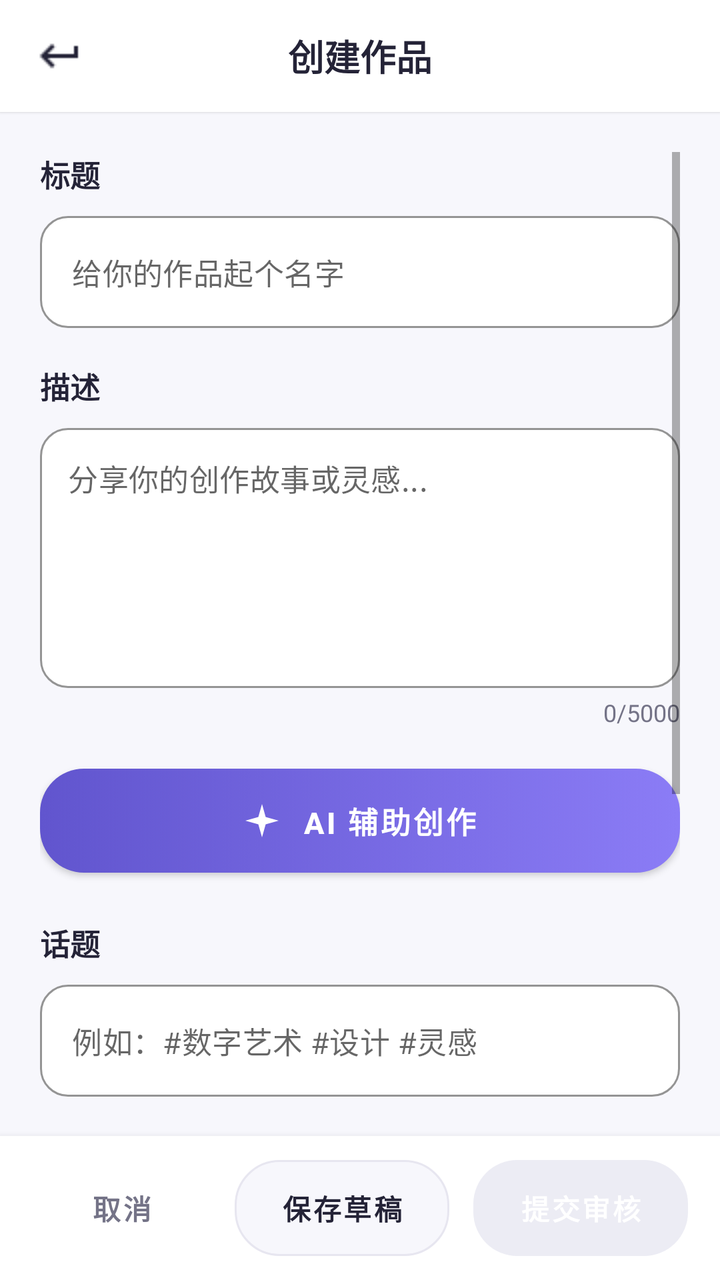
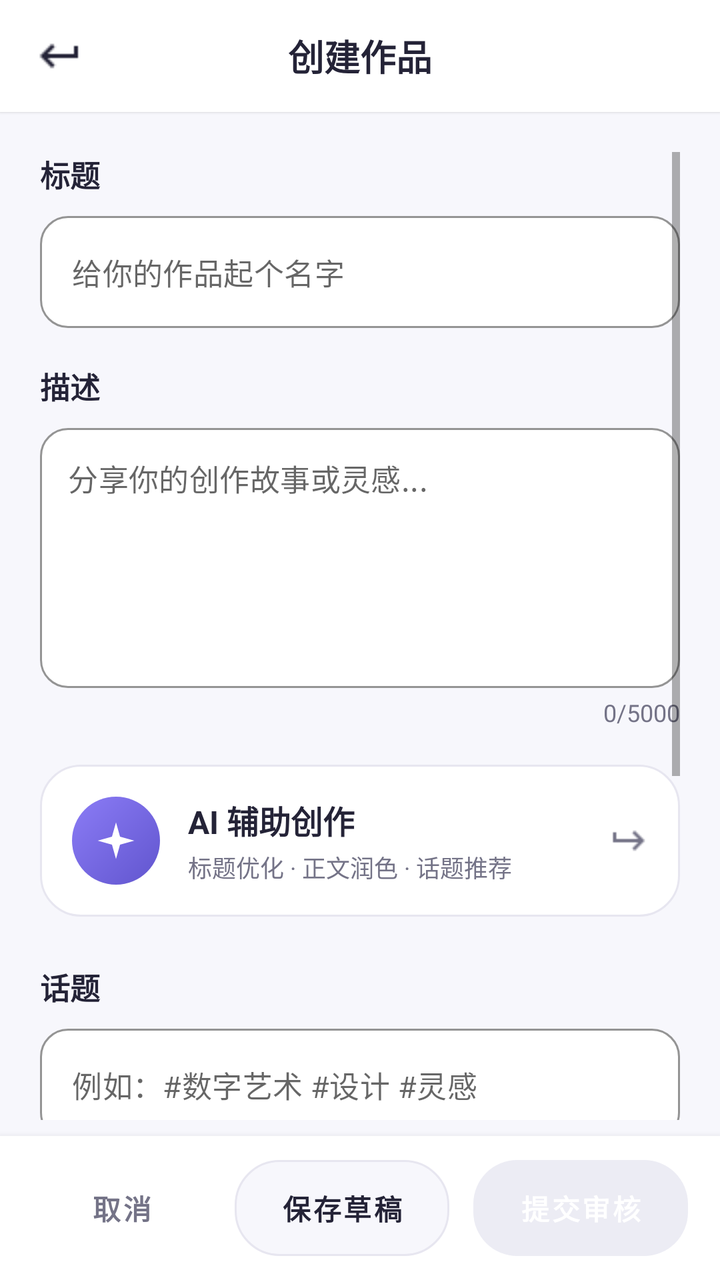

Screens rendered from an Android XML layout before and after an edit, with the pre-edit source and the edit as a unified diff.
<!-- AndroidManifest.xml: activity theme Theme.Detail -->
<!-- res/layout/activity_create_work.xml -->
<?xml version="1.0" encoding="utf-8"?>
<LinearLayout xmlns:android="http://schemas.android.com/apk/res/android"
    xmlns:app="http://schemas.android.com/apk/res-auto"
    android:layout_width="match_parent"
    android:layout_height="match_parent"
    android:orientation="vertical"
    android:background="@color/profile_bg">

    
    <LinearLayout
        android:layout_width="match_parent"
        android:layout_height="56dp"
        android:orientation="horizontal"
        android:gravity="center_vertical"
        android:background="@color/profile_surface"
        android:elevation="1dp">

        <ImageView
            android:id="@+id/btn_back"
            android:layout_width="44dp"
            android:layout_height="44dp"
            android:layout_marginStart="8dp"
            android:padding="10dp"
            android:src="@drawable/ic_arrow_back"
            android:contentDescription="@string/back"
            android:background="?attr/selectableItemBackgroundBorderless"
            app:tint="@color/profile_ink" />

        <TextView
            android:id="@+id/create_title"
            android:layout_width="0dp"
            android:layout_height="wrap_content"
            android:layout_weight="1"
            android:text="创建作品"
            android:textSize="18sp"
            android:textStyle="bold"
            android:textColor="@color/profile_ink"
            android:gravity="center" />

        
        <View
            android:layout_width="44dp"
            android:layout_height="44dp"
            android:layout_marginEnd="8dp" />
    </LinearLayout>

    <ScrollView
        android:layout_width="match_parent"
        android:layout_height="0dp"
        android:layout_weight="1"
        android:paddingHorizontal="20dp"
        android:paddingTop="20dp"
        android:paddingBottom="8dp">

        <LinearLayout
            android:layout_width="match_parent"
            android:layout_height="wrap_content"
            android:orientation="vertical">

            
            <TextView
                android:layout_width="match_parent"
                android:layout_height="wrap_content"
                android:text="标题"
                android:textSize="15sp"
                android:textColor="@color/profile_ink"
                android:textStyle="bold"
                android:layout_marginBottom="10dp" />

            <com.google.android.material.textfield.TextInputLayout
                android:layout_width="match_parent"
                android:layout_height="wrap_content"
                android:layout_marginBottom="18dp"
                style="@style/Widget.MaterialComponents.TextInputLayout.OutlinedBox"
                app:hintEnabled="false"
                app:boxBackgroundColor="@color/profile_surface"
                app:boxStrokeColor="@color/profile_border"
                app:boxStrokeWidth="1dp"
                app:boxCornerRadiusTopStart="14dp"
                app:boxCornerRadiusTopEnd="14dp"
                app:boxCornerRadiusBottomStart="14dp"
                app:boxCornerRadiusBottomEnd="14dp">

                <com.google.android.material.textfield.TextInputEditText
                    android:id="@+id/et_title"
                    android:layout_width="match_parent"
                    android:layout_height="wrap_content"
                    android:hint="给你的作品起个名字"
                    android:textColor="@color/profile_ink"
                    android:textSize="15sp"
                    android:maxLines="1"
                    android:singleLine="true" />
            </com.google.android.material.textfield.TextInputLayout>

            
            <TextView
                android:layout_width="match_parent"
                android:layout_height="wrap_content"
                android:text="描述"
                android:textSize="15sp"
                android:textColor="@color/profile_ink"
                android:textStyle="bold"
                android:layout_marginBottom="10dp" />

            <com.google.android.material.textfield.TextInputLayout
                android:layout_width="match_parent"
                android:layout_height="wrap_content"
                style="@style/Widget.MaterialComponents.TextInputLayout.OutlinedBox"
                app:hintEnabled="false"
                app:boxBackgroundColor="@color/profile_surface"
                app:boxStrokeColor="@color/profile_border"
                app:boxStrokeWidth="1dp"
                app:boxCornerRadiusTopStart="14dp"
                app:boxCornerRadiusTopEnd="14dp"
                app:boxCornerRadiusBottomStart="14dp"
                app:boxCornerRadiusBottomEnd="14dp">

                <com.google.android.material.textfield.TextInputEditText
                    android:id="@+id/et_description"
                    android:layout_width="match_parent"
                    android:layout_height="130dp"
                    android:hint="分享你的创作故事或灵感..."
                    android:textColor="@color/profile_ink"
                    android:textSize="15sp"
                    android:gravity="top"
                    android:padding="14dp"
                    android:maxLines="10"
                    android:inputType="textMultiLine" />
            </com.google.android.material.textfield.TextInputLayout>

            
            <TextView
                android:id="@+id/tv_char_count"
                android:layout_width="match_parent"
                android:layout_height="wrap_content"
                android:text="0/5000"
                android:textSize="12sp"
                android:textColor="@color/profile_muted"
                android:gravity="end"
                android:layout_marginTop="4dp"
                android:layout_marginBottom="18dp" />

            <TextView
                android:id="@+id/creation_status"
                android:layout_width="match_parent"
                android:layout_height="wrap_content"
                android:padding="12dp"
                android:accessibilityLiveRegion="polite"
                android:textColor="@color/profile_muted"
                android:visibility="gone" />

            
            <Button
                android:id="@+id/creation_assist"
                android:layout_width="match_parent"
                android:layout_height="52dp"
                android:layout_marginTop="2dp"
                android:background="@drawable/bg_ai_button"
                app:backgroundTint="@null"
                app:icon="@drawable/ic_sparkle"
                app:iconTint="@android:color/white"
                app:iconGravity="textStart"
                app:iconPadding="10dp"
                android:gravity="center"
                android:paddingStart="20dp"
                android:paddingEnd="24dp"
                android:text="AI 辅助创作"
                android:textAllCaps="false"
                android:textColor="@android:color/white"
                android:textSize="15sp"
                android:textStyle="bold" />

            <TextView
                android:id="@+id/creation_assist_status"
                android:layout_width="match_parent"
                android:layout_height="wrap_content"
                android:accessibilityLiveRegion="polite"
                android:textColor="@color/profile_muted"
                android:visibility="gone" />

            
            <LinearLayout
                android:layout_width="match_parent"
                android:layout_height="wrap_content"
                android:layout_marginTop="6dp"
                android:layout_marginBottom="18dp"
                android:orientation="horizontal">

                <Button
                    android:id="@+id/creation_assist_preview"
                    android:layout_width="0dp"
                    android:layout_height="40dp"
                    android:layout_weight="1"
                    android:background="@android:color/transparent"
                    android:text="查看建议"
                    android:textAllCaps="false"
                    android:textColor="@color/profile_accent"
                    android:textSize="13sp"
                    android:textStyle="bold"
                    android:visibility="gone" />

                <Button
                    android:id="@+id/creation_retry"
                    android:layout_width="0dp"
                    android:layout_height="40dp"
                    android:layout_weight="1"
                    android:background="@android:color/transparent"
                    android:text="@string/creation_retry_read"
                    android:textAllCaps="false"
                    android:textColor="@color/profile_accent"
                    android:textSize="13sp"
                    android:textStyle="bold"
                    android:visibility="gone" />

                <Button
                    android:id="@+id/creation_my_works"
                    android:layout_width="0dp"
                    android:layout_height="40dp"
                    android:layout_weight="1"
                    android:background="@android:color/transparent"
                    android:text="@string/creation_check_my_works"
                    android:textAllCaps="false"
                    android:textColor="@color/profile_accent"
                    android:textSize="13sp"
                    android:textStyle="bold"
                    android:visibility="gone" />

                <Button
                    android:id="@+id/creation_assist_cancel"
                    android:layout_width="0dp"
                    android:layout_height="40dp"
                    android:layout_weight="1"
                    android:background="@android:color/transparent"
                    android:text="跳过 AI"
                    android:textAllCaps="false"
                    android:textColor="@color/profile_muted"
                    android:textSize="13sp"
                    android:visibility="gone" />
            </LinearLayout>

            
            <TextView
                android:layout_width="match_parent"
                android:layout_height="wrap_content"
                android:text="话题"
                android:textSize="15sp"
                android:textColor="@color/profile_ink"
                android:textStyle="bold"
                android:layout_marginBottom="10dp" />

            <com.google.android.material.textfield.TextInputLayout
                android:layout_width="match_parent"
                android:layout_height="wrap_content"
                android:layout_marginBottom="18dp"
                style="@style/Widget.MaterialComponents.TextInputLayout.OutlinedBox"
                app:hintEnabled="false"
                app:boxBackgroundColor="@color/profile_surface"
                app:boxStrokeColor="@color/profile_border"
                app:boxStrokeWidth="1dp"
                app:boxCornerRadiusTopStart="14dp"
                app:boxCornerRadiusTopEnd="14dp"
                app:boxCornerRadiusBottomStart="14dp"
                app:boxCornerRadiusBottomEnd="14dp">

                <com.google.android.material.textfield.TextInputEditText
                    android:id="@+id/et_hashtags"
                    android:layout_width="match_parent"
                    android:layout_height="wrap_content"
                    android:hint="例如：#数字艺术 #设计 #灵感"
                    android:textColor="@color/profile_ink"
                    android:textSize="15sp"
                    android:maxLines="2" />
            </com.google.android.material.textfield.TextInputLayout>

            
            <TextView
                android:layout_width="match_parent"
                android:layout_height="wrap_content"
                android:text="添加媒体"
                android:textSize="15sp"
                android:textColor="@color/profile_ink"
                android:textStyle="bold"
                android:layout_marginBottom="10dp" />

            <LinearLayout
                android:layout_width="match_parent"
                android:layout_height="wrap_content"
                android:orientation="horizontal"
                android:layout_marginBottom="12dp">

                <com.google.android.material.button.MaterialButton
                    android:id="@+id/btn_add_image"
                    android:layout_width="0dp"
                    android:layout_height="74dp"
                    android:layout_weight="1"
                    android:layout_marginEnd="8dp"
                    style="@style/Widget.MaterialComponents.Button.OutlinedButton"
                    android:background="@drawable/bg_add_media_tile"
                    app:backgroundTint="@null"
                    app:icon="@drawable/plus"
                    app:iconTint="@color/profile_accent"
                    android:text="添加图片"
                    android:textAllCaps="false"
                    android:textColor="@color/profile_accent"
                    android:textSize="14sp"
                    android:textStyle="bold" />

                <com.google.android.material.button.MaterialButton
                    android:id="@+id/btn_add_video"
                    android:layout_width="0dp"
                    android:layout_height="74dp"
                    android:layout_weight="1"
                    android:layout_marginStart="8dp"
                    style="@style/Widget.MaterialComponents.Button.OutlinedButton"
                    android:background="@drawable/bg_add_media_tile"
                    app:backgroundTint="@null"
                    app:icon="@drawable/plus"
                    app:iconTint="@color/profile_accent"
                    android:text="添加视频"
                    android:textAllCaps="false"
                    android:textColor="@color/profile_accent"
                    android:textSize="14sp"
                    android:textStyle="bold" />
            </LinearLayout>

            
            <LinearLayout
                android:id="@+id/media_preview_container"
                android:layout_width="match_parent"
                android:layout_height="wrap_content"
                android:orientation="horizontal"
                android:layout_marginBottom="6dp"
                android:minHeight="96dp" />

            
            <TextView
                android:id="@+id/tv_media_count"
                android:layout_width="match_parent"
                android:layout_height="wrap_content"
                android:text="0 张图片"
                android:textSize="12sp"
                android:textColor="@color/profile_muted"
                android:layout_marginBottom="24dp" />
        </LinearLayout>
    </ScrollView>

    
    <LinearLayout
        android:layout_width="match_parent"
        android:layout_height="wrap_content"
        android:orientation="horizontal"
        android:gravity="center_vertical"
        android:background="@color/profile_surface"
        android:elevation="6dp"
        android:paddingHorizontal="16dp"
        android:paddingVertical="12dp">

        <Button
            android:id="@+id/btn_cancel"
            android:layout_width="0dp"
            android:layout_height="48dp"
            android:layout_weight="1"
            android:layout_marginEnd="8dp"
            android:background="@android:color/transparent"
            android:text="取消"
            android:textAllCaps="false"
            android:textColor="@color/profile_muted"
            android:textSize="14sp"
            android:textStyle="bold" />

        <Button
            android:id="@+id/btn_save"
            android:layout_width="0dp"
            android:layout_height="48dp"
            android:layout_weight="1.2"
            android:layout_marginHorizontal="4dp"
            android:background="@drawable/bg_button_secondary"
            app:backgroundTint="@null"
            android:text="保存草稿"
            android:textAllCaps="false"
            android:textColor="@color/profile_ink"
            android:textSize="14sp"
            android:textStyle="bold"
            android:enabled="false" />

        <Button
            android:id="@+id/btn_publish"
            android:layout_width="0dp"
            android:layout_height="48dp"
            android:layout_weight="1.2"
            android:layout_marginStart="8dp"
            android:background="@drawable/bg_button_primary"
            app:backgroundTint="@null"
            android:text="提交审核"
            android:textAllCaps="false"
            android:textColor="@android:color/white"
            android:textSize="14sp"
            android:textStyle="bold"
            android:enabled="false" />
    </LinearLayout>
</LinearLayout>
<!-- resources referenced by this layout -->
<resources>
  <color name="profile_accent">#6155CE</color>
  <color name="profile_bg">#F7F7FC</color>
  <color name="profile_border">#E7E6F0</color>
  <color name="profile_ink">#242337</color>
  <color name="profile_muted">#747387</color>
  <color name="profile_surface">#FFFFFF</color>
  <!-- drawable bg_ai_button (drawable) -->
  <?xml version="1.0" encoding="utf-8"?>
  <selector xmlns:android="http://schemas.android.com/apk/res/android">
      <item android:state_enabled="true">
          <shape android:shape="rectangle">
              <gradient
                  android:startColor="@color/profile_accent"
                  android:endColor="#8B7CF6"
                  android:angle="0" />
              <corners android:radius="@dimen/radius_pill" />
          </shape>
      </item>
      <item android:state_enabled="false">
          <shape android:shape="rectangle">
              <solid android:color="@color/placeholder_base" />
              <corners android:radius="@dimen/radius_pill" />
          </shape>
      </item>
  </selector>
  <!-- drawable bg_button_primary (drawable) -->
  <?xml version="1.0" encoding="utf-8"?>
  <selector xmlns:android="http://schemas.android.com/apk/res/android">
      <item android:state_enabled="true">
          <shape android:shape="rectangle">
              <solid android:color="@color/profile_accent" />
              <corners android:radius="@dimen/radius_pill" />
          </shape>
      </item>
      <item android:state_enabled="false">
          <shape android:shape="rectangle">
              <solid android:color="@color/placeholder_base" />
              <corners android:radius="@dimen/radius_pill" />
          </shape>
      </item>
  </selector>
  <!-- drawable ic_sparkle (drawable) -->
  <?xml version="1.0" encoding="utf-8"?>
  <vector xmlns:android="http://schemas.android.com/apk/res/android"
      android:width="20dp"
      android:height="20dp"
      android:viewportWidth="24"
      android:viewportHeight="24">
      <path
          android:fillColor="#FFFFFF"
          android:pathData="M12,2 L14.2,9.8 L22,12 L14.2,14.2 L12,22 L9.8,14.2 L2,12 L9.8,9.8 Z" />
  </vector>
  <string name="back">返回</string>
  <string name="creation_check_my_works">查看我的作品</string>
  <string name="creation_retry_read">重新核对作品状态</string>
  <style name="Theme.Detail" parent="Theme.MaterialComponents.DayNight.NoActionBar">
          
          <item name="android:statusBarColor">@android:color/transparent</item>
          <item name="android:windowLightStatusBar">true</item>
  
          
          <item name="android:navigationBarColor">@color/white</item>
  
          
          <item name="android:windowBackground">@color/white</item>
          <item name="android:windowTranslucentStatus">true</item>
  
          
          <item name="materialButtonStyle">@style/Widget.MaterialComponents.Button</item>
      </style>
  <dimen name="radius_pill">22dp</dimen>
  <color name="placeholder_base">#FFECECF4</color>
  <color name="white">#FFFFFFFF</color>
  <!-- unchanged entries left out for length: 4 -->
</resources>

<!-- the commit's change to res/layout/activity_create_work.xml (unified diff, before → after) -->
@@ -150,32 +150,77 @@
                 android:visibility="gone" />
 
             
-            <Button
+            <LinearLayout
                 android:id="@+id/creation_assist"
                 android:layout_width="match_parent"
-                android:layout_height="52dp"
-                android:layout_marginTop="2dp"
-                android:background="@drawable/bg_ai_button"
-                app:backgroundTint="@null"
-                app:icon="@drawable/ic_sparkle"
-                app:iconTint="@android:color/white"
-                app:iconGravity="textStart"
-                app:iconPadding="10dp"
-                android:gravity="center"
-                android:paddingStart="20dp"
-                android:paddingEnd="24dp"
-                android:text="AI 辅助创作"
-                android:textAllCaps="false"
-                android:textColor="@android:color/white"
-                android:textSize="15sp"
-                android:textStyle="bold" />
+                android:layout_height="wrap_content"
+                android:orientation="horizontal"
+                android:gravity="center_vertical"
+                android:background="@drawable/bg_ai_entry_card"
+                android:foreground="?attr/selectableItemBackground"
+                android:clickable="true"
+                android:focusable="true"
+                android:padding="16dp">
+
+                <FrameLayout
+                    android:layout_width="44dp"
+                    android:layout_height="44dp"
+                    android:background="@drawable/bg_ai_icon_circle">
+
+                    <ImageView
+                        android:layout_width="22dp"
+                        android:layout_height="22dp"
+                        android:layout_gravity="center"
+                        android:src="@drawable/ic_sparkle"
+                        android:contentDescription="@string/ai_creation_title" />
+                </FrameLayout>
+
+                <LinearLayout
+                    android:layout_width="0dp"
+                    android:layout_height="wrap_content"
+                    android:layout_weight="1"
+                    android:orientation="vertical"
+                    android:layout_marginStart="14dp">
+
+                    <TextView
+                        android:layout_width="wrap_content"
+                        android:layout_height="wrap_content"
+                        android:text="@string/ai_creation_title"
+                        android:textSize="16sp"
+                        android:textStyle="bold"
+                        android:textColor="@color/profile_ink" />
+
+                    <TextView
+                        android:layout_width="wrap_content"
+                        android:layout_height="wrap_content"
+                        android:layout_marginTop="3dp"
+                        android:text="@string/ai_creation_entry_subtitle"
+                        android:textSize="12sp"
+                        android:textColor="@color/profile_muted" />
+                </LinearLayout>
+
+                <ImageView
+                    android:layout_width="20dp"
+                    android:layout_height="20dp"
+                    android:rotationY="180"
+                    android:src="@drawable/ic_arrow_back"
+                    app:tint="@color/profile_muted"
+                    android:contentDescription="@string/back" />
+            </LinearLayout>
 
             <TextView
                 android:id="@+id/creation_assist_status"
                 android:layout_width="match_parent"
                 android:layout_height="wrap_content"
+                android:layout_marginTop="10dp"
+                android:paddingStart="14dp"
+                android:paddingEnd="14dp"
+                android:paddingTop="10dp"
+                android:paddingBottom="10dp"
+                android:background="@drawable/bg_status_soft"
                 android:accessibilityLiveRegion="polite"
-                android:textColor="@color/profile_muted"
+                android:textSize="13sp"
+                android:textColor="@color/profile_accent"
                 android:visibility="gone" />
 
             
<!-- resource entries referenced after the edit -->
@@ -6,25 +6,23 @@
   <color name="profile_ink">#242337</color>
   <color name="profile_muted">#747387</color>
   <color name="profile_surface">#FFFFFF</color>
-  <!-- drawable bg_ai_button (drawable) -->
+  <!-- drawable bg_ai_entry_card (drawable) -->
   <?xml version="1.0" encoding="utf-8"?>
-  <selector xmlns:android="http://schemas.android.com/apk/res/android">
-      <item android:state_enabled="true">
-          <shape android:shape="rectangle">
-              <gradient
-                  android:startColor="@color/profile_accent"
-                  android:endColor="#8B7CF6"
-                  android:angle="0" />
-              <corners android:radius="@dimen/radius_pill" />
-          </shape>
-      </item>
-      <item android:state_enabled="false">
-          <shape android:shape="rectangle">
-              <solid android:color="@color/placeholder_base" />
-              <corners android:radius="@dimen/radius_pill" />
-          </shape>
-      </item>
-  </selector>
+  <shape xmlns:android="http://schemas.android.com/apk/res/android"
+      android:shape="rectangle">
+      <solid android:color="@color/profile_surface" />
+      <stroke android:width="1dp" android:color="@color/profile_border" />
+      <corners android:radius="20dp" />
+  </shape>
+  <!-- drawable bg_ai_icon_circle (drawable) -->
+  <?xml version="1.0" encoding="utf-8"?>
+  <shape xmlns:android="http://schemas.android.com/apk/res/android"
+      android:shape="oval">
+      <gradient
+          android:startColor="@color/profile_accent"
+          android:endColor="#8B7CF6"
+          android:angle="135" />
+  </shape>
   <!-- drawable bg_button_primary (drawable) -->
   <?xml version="1.0" encoding="utf-8"?>
   <selector xmlns:android="http://schemas.android.com/apk/res/android">
@@ -41,6 +39,13 @@
           </shape>
       </item>
   </selector>
+  <!-- drawable bg_status_soft (drawable) -->
+  <?xml version="1.0" encoding="utf-8"?>
+  <shape xmlns:android="http://schemas.android.com/apk/res/android"
+      android:shape="rectangle">
+      <solid android:color="@color/profile_soft" />
+      <corners android:radius="12dp" />
+  </shape>
   <!-- drawable ic_sparkle (drawable) -->
   <?xml version="1.0" encoding="utf-8"?>
   <vector xmlns:android="http://schemas.android.com/apk/res/android"
@@ -52,6 +57,8 @@
           android:fillColor="#FFFFFF"
           android:pathData="M12,2 L14.2,9.8 L22,12 L14.2,14.2 L12,22 L9.8,14.2 L2,12 L9.8,9.8 Z" />
   </vector>
+  <string name="ai_creation_entry_subtitle">标题优化 · 正文润色 · 话题推荐</string>
+  <string name="ai_creation_title">AI 辅助创作</string>
   <string name="back">返回</string>
   <string name="creation_check_my_works">查看我的作品</string>
   <string name="creation_retry_read">重新核对作品状态</string>
@@ -72,6 +79,7 @@
       </style>
   <dimen name="radius_pill">22dp</dimen>
   <color name="placeholder_base">#FFECECF4</color>
+  <color name="profile_soft">#EFEDFF</color>
   <color name="white">#FFFFFFFF</color>
   <!-- unchanged entries left out for length: 4 -->
 </resources>
